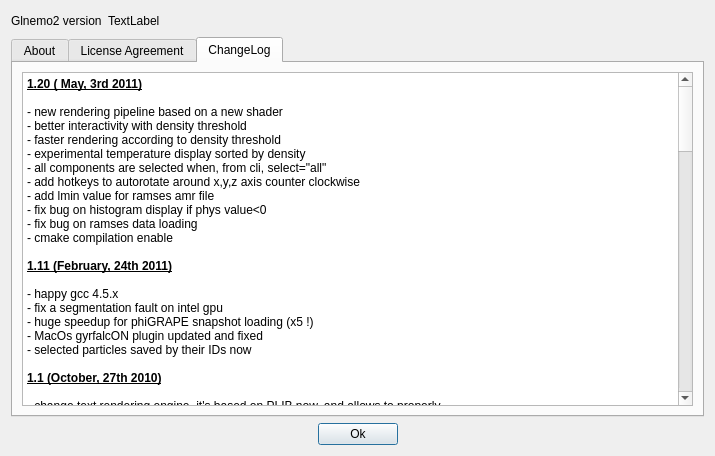
Before: the Qt Designer form usr/jcl/glnemo2/src/formabout.ui in teuben/nemo, drawn with Qt 5.
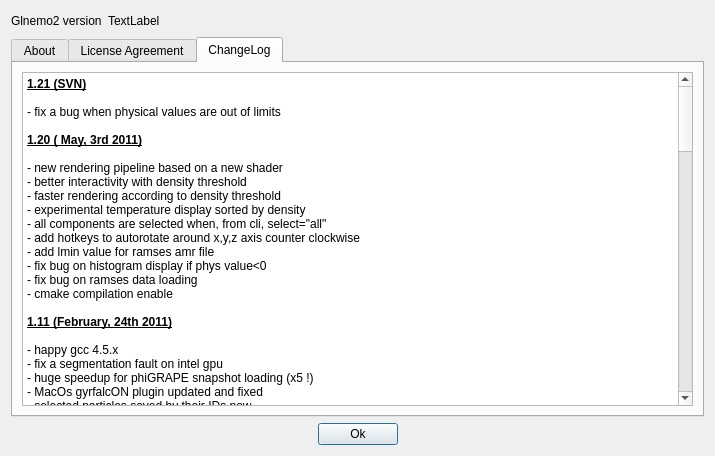
After: the same form once the commit is applied. Icons and pictures are not drawn.

Commit message: fix a bug when physical values (temp,dens) are out of limits

Diff of the .ui file:
```diff
--- a/usr/jcl/glnemo2/src/formabout.ui
+++ b/usr/jcl/glnemo2/src/formabout.ui
@@ -1057,6 +1057,10 @@
 &lt;table border=&quot;0&quot; style=&quot;-qt-table-type: root; margin-top:4px; margin-bottom:4px; margin-left:4px; margin-right:4px;&quot;&gt;
 &lt;tr&gt;
 &lt;td style=&quot;border: none;&quot;&gt;
+&lt;p style=&quot; margin-top:0px; margin-bottom:0px; margin-left:0px; margin-right:0px; -qt-block-indent:0; text-indent:0px;&quot;&gt;&lt;span style=&quot; font-weight:600; text-decoration: underline;&quot;&gt;1.21 (SVN)&lt;/span&gt;&lt;/p&gt;
+&lt;p style=&quot;-qt-paragraph-type:empty; margin-top:0px; margin-bottom:0px; margin-left:0px; margin-right:0px; -qt-block-indent:0; text-indent:0px;&quot;&gt;&lt;/p&gt;
+&lt;p style=&quot; margin-top:0px; margin-bottom:0px; margin-left:0px; margin-right:0px; -qt-block-indent:0; text-indent:0px;&quot;&gt;- fix a bug when physical values are out of limits&lt;/p&gt;
+&lt;p style=&quot;-qt-paragraph-type:empty; margin-top:0px; margin-bottom:0px; margin-left:0px; margin-right:0px; -qt-block-indent:0; text-indent:0px;&quot;&gt;&lt;/p&gt;
 &lt;p style=&quot; margin-top:0px; margin-bottom:0px; margin-left:0px; margin-right:0px; -qt-block-indent:0; text-indent:0px;&quot;&gt;&lt;span style=&quot; font-weight:600; text-decoration: underline;&quot;&gt;1.20 ( May, 3rd 2011)&lt;/span&gt;&lt;/p&gt;
 &lt;p style=&quot;-qt-paragraph-type:empty; margin-top:0px; margin-bottom:0px; margin-left:0px; margin-right:0px; -qt-block-indent:0; text-indent:0px; font-weight:600; text-decoration: underline;&quot;&gt;&lt;/p&gt;
 &lt;p style=&quot; margin-top:0px; margin-bottom:0px; margin-left:0px; margin-right:0px; -qt-block-indent:0; text-indent:0px;&quot;&gt;- new rendering pipeline based on a new shader&lt;/p&gt;
```
The commit also changes 3 other files.
